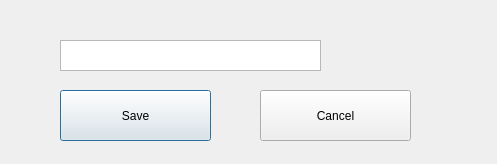
Qt form mycalendaradddialog.ui (MigotMateusz/Time_organizer) before a commit.
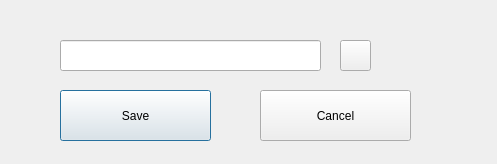
The same form after that commit.

Diff of the .ui file:
```diff
--- a/mycalendaradddialog.ui
+++ b/mycalendaradddialog.ui
@@ -13,17 +13,7 @@
   <property name="windowTitle">
    <string>MyCalendar Add Dialog</string>
   </property>
-  <widget class="QTextEdit" name="textEdit">
-   <property name="geometry">
-    <rect>
-     <x>60</x>
-     <y>40</y>
-     <width>261</width>
-     <height>31</height>
-    </rect>
-   </property>
-  </widget>
-  <widget class="QPushButton" name="pushButton">
+  <widget class="QPushButton" name="save_button">
    <property name="geometry">
     <rect>
      <x>60</x>
@@ -49,6 +39,29 @@
     <string>Cancel</string>
    </property>
   </widget>
+  <widget class="QPushButton" name="button_color">
+   <property name="geometry">
+    <rect>
+     <x>340</x>
+     <y>40</y>
+     <width>31</width>
+     <height>31</height>
+    </rect>
+   </property>
+   <property name="text">
+    <string/>
+   </property>
+  </widget>
+  <widget class="QLineEdit" name="lineEdit">
+   <property name="geometry">
+    <rect>
+     <x>60</x>
+     <y>40</y>
+     <width>261</width>
+     <height>31</height>
+    </rect>
+   </property>
+  </widget>
  </widget>
  <resources/>
  <connections/>
```
Left out of the diff: 2 changed lines with no effect on the pictures.
